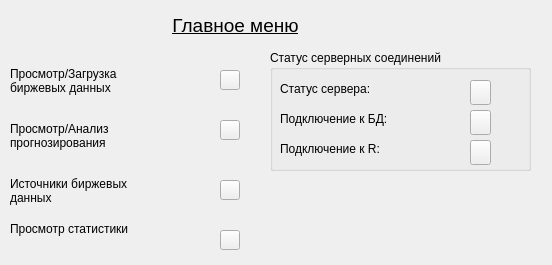
glebmillenium/forecasting-financial-time-series, file src/widgets/choosemenu.ui: the form before one commit.
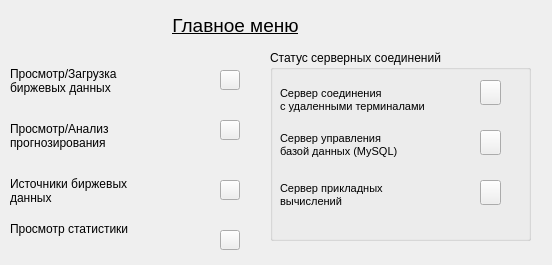
The form after the commit.

What changed in the file:
```diff
--- a/src/widgets/choosemenu.ui
+++ b/src/widgets/choosemenu.ui
@@ -48,7 +48,7 @@
      <x>270</x>
      <y>50</y>
      <width>261</width>
-     <height>121</height>
+     <height>191</height>
     </rect>
    </property>
    <property name="title">
@@ -60,8 +60,8 @@
     </property>
     <property name="geometry">
      <rect>
-      <x>200</x>
-      <y>60</y>
+      <x>210</x>
+      <y>80</y>
       <width>21</width>
       <height>25</height>
      </rect>
@@ -73,8 +73,8 @@
    <widget class="QLabel" name="statusR">
     <property name="geometry">
      <rect>
-      <x>160</x>
-      <y>90</y>
+      <x>170</x>
+      <y>130</y>
       <width>31</width>
       <height>17</height>
      </rect>
@@ -87,13 +87,13 @@
     <property name="geometry">
      <rect>
       <x>10</x>
-      <y>60</y>
+      <y>80</y>
       <width>141</width>
-      <height>17</height>
+      <height>31</height>
      </rect>
     </property>
     <property name="text">
-     <string>Подключение к БД:</string>
+     <string>&lt;html&gt;&lt;head/&gt;&lt;body&gt;&lt;p&gt;&lt;span style=&quot; font-size:8pt;&quot;&gt;Сервер управления &lt;br/&gt;базой данных (MySQL)&lt;/span&gt;&lt;/p&gt;&lt;/body&gt;&lt;/html&gt;</string>
     </property>
    </widget>
    <widget class="QLabel" name="label_4">
@@ -101,18 +101,18 @@
      <rect>
       <x>10</x>
       <y>30</y>
-      <width>131</width>
-      <height>17</height>
+      <width>151</width>
+      <height>41</height>
      </rect>
     </property>
     <property name="text">
-     <string>Статус сервера:</string>
+     <string>&lt;html&gt;&lt;head/&gt;&lt;body&gt;&lt;p&gt;&lt;span style=&quot; font-size:8pt;&quot;&gt;Сервер соединения&lt;br/&gt;с удаленными терминалами&lt;/span&gt;&lt;/p&gt;&lt;/body&gt;&lt;/html&gt;</string>
     </property>
    </widget>
    <widget class="QLabel" name="statusServer">
     <property name="geometry">
      <rect>
-      <x>160</x>
+      <x>170</x>
       <y>30</y>
       <width>31</width>
       <height>17</height>
@@ -126,13 +126,13 @@
     <property name="geometry">
      <rect>
       <x>10</x>
-      <y>90</y>
-      <width>131</width>
-      <height>17</height>
+      <y>130</y>
+      <width>151</width>
+      <height>31</height>
      </rect>
     </property>
     <property name="text">
-     <string>Подключение к R:</string>
+     <string>&lt;html&gt;&lt;head/&gt;&lt;body&gt;&lt;p&gt;&lt;span style=&quot; font-size:8pt;&quot;&gt;Сервер прикладных&lt;br/&gt;вычислений&lt;/span&gt;&lt;/p&gt;&lt;/body&gt;&lt;/html&gt;</string>
     </property>
    </widget>
    <widget class="QPushButton" name="retryConnect">
@@ -141,8 +141,8 @@
     </property>
     <property name="geometry">
      <rect>
-      <x>200</x>
-      <y>90</y>
+      <x>210</x>
+      <y>130</y>
       <width>21</width>
       <height>25</height>
      </rect>
@@ -157,7 +157,7 @@
     </property>
     <property name="geometry">
      <rect>
-      <x>200</x>
+      <x>210</x>
       <y>30</y>
       <width>21</width>
       <height>25</height>
@@ -170,8 +170,8 @@
    <widget class="QLabel" name="statusDB">
     <property name="geometry">
      <rect>
-      <x>160</x>
-      <y>60</y>
+      <x>170</x>
+      <y>80</y>
       <width>31</width>
       <height>17</height>
      </rect>
```
